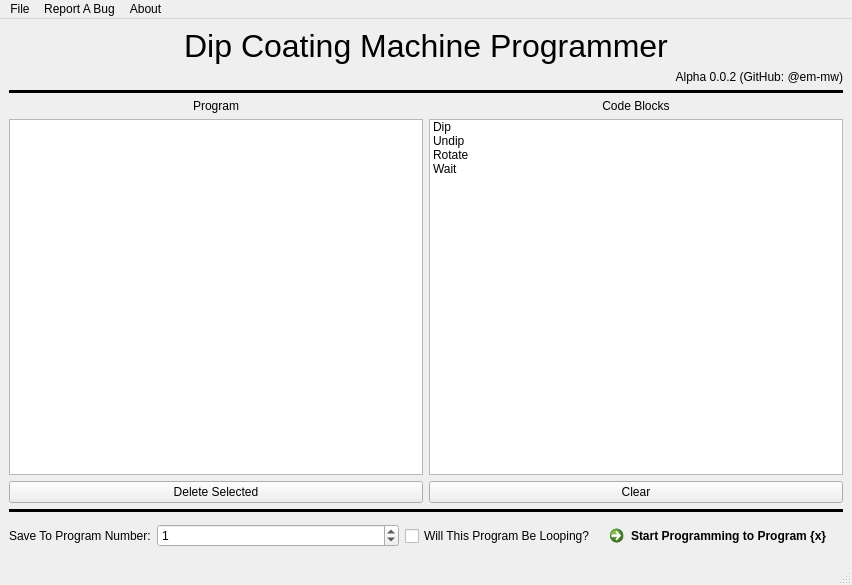
This is ui_programmer/programmer/programmer.ui in em-mw/DipCoatingMachine as Qt 5 draws it before an edit. The edited form follows.
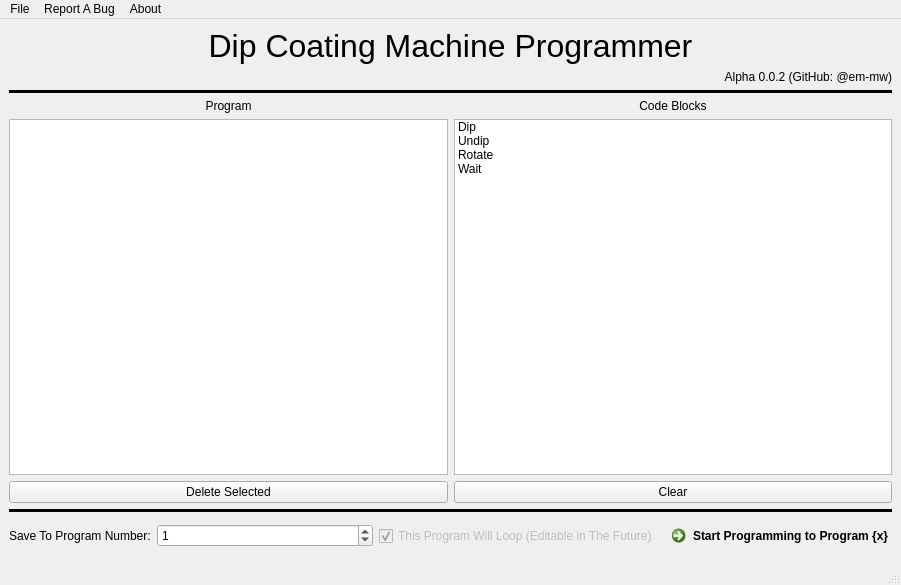
This is the edited form. Icons and pictures are not drawn.

Commit message: removed looping check and added correct speed assignments

The edit to the form file:
```diff
--- a/ui_programmer/programmer/programmer.ui
+++ b/ui_programmer/programmer/programmer.ui
@@ -6,7 +6,7 @@
    <rect>
     <x>0</x>
     <y>0</y>
-    <width>852</width>
+    <width>901</width>
     <height>585</height>
    </rect>
   </property>
@@ -210,6 +210,9 @@
       </item>
       <item>
        <widget class="QCheckBox" name="checkBox">
+        <property name="enabled">
+         <bool>false</bool>
+        </property>
         <property name="sizePolicy">
          <sizepolicy hsizetype="Maximum" vsizetype="Fixed">
           <horstretch>0</horstretch>
@@ -217,7 +220,13 @@
          </sizepolicy>
         </property>
         <property name="text">
-         <string>Will This Program Be Looping?</string>
+         <string>This Program Will Loop (Editable in The Future)</string>
+        </property>
+        <property name="checkable">
+         <bool>true</bool>
+        </property>
+        <property name="checked">
+         <bool>true</bool>
         </property>
        </widget>
       </item>
@@ -246,7 +255,7 @@
     <rect>
      <x>0</x>
      <y>0</y>
-     <width>852</width>
+     <width>901</width>
      <height>24</height>
     </rect>
    </property>
```
The commit also changes 4 other files.
